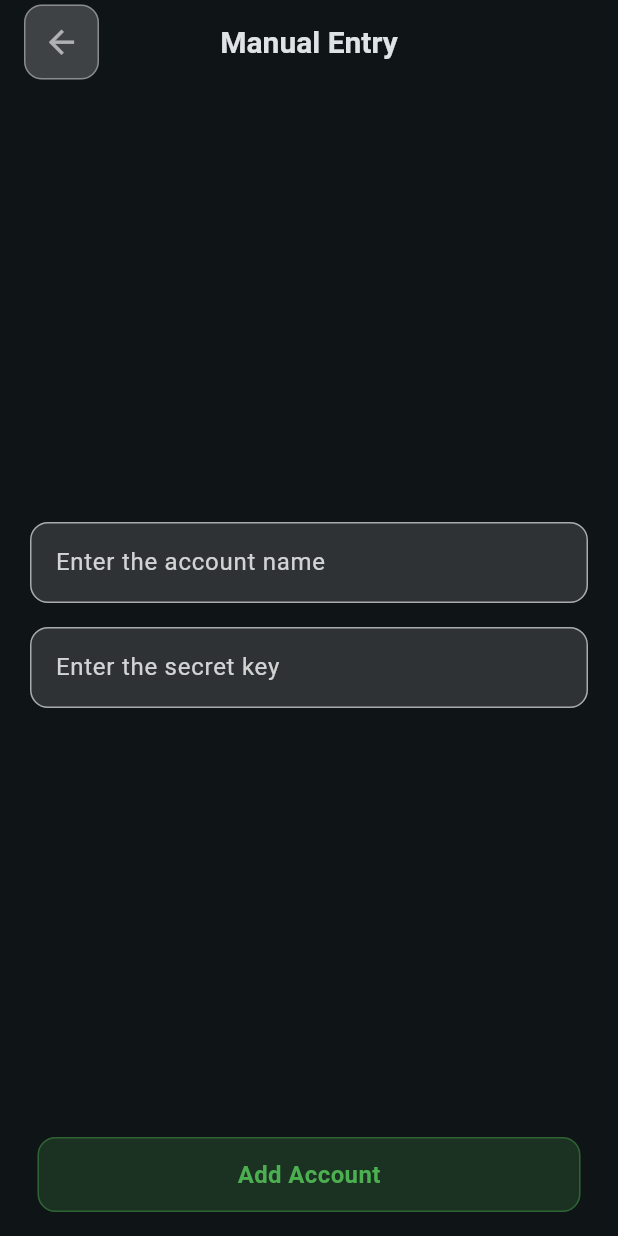
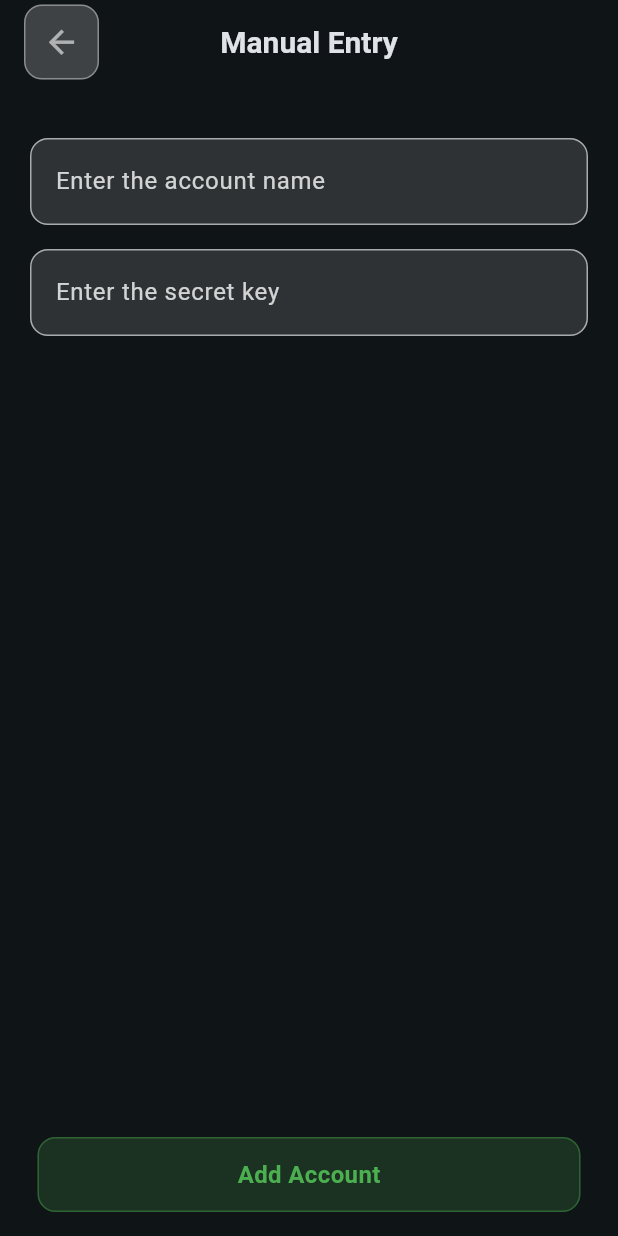
Before and after one commit to Dev-LeChacal/LeChacals-Authenticator, a Flutter app: the ManualEntryScreen screen opened directly with empty values, on a phone screen of 412 x 824 dp. Run offline on Flutter 3.47's test engine with Material 3 defaults, Android fonts, the phone set to English and light mode, and no system bars; our stand-ins replace flutter_secure_storage, vibration; missing offline and left inert: mobile_scanner, otp; accounts and stored records are empty.

Commit message:
Better UI (Manual Entry & QR Code Scanner)

```diff
--- a/lib/screens/home.dart
+++ b/lib/screens/home.dart
@@ -245,12 +245,14 @@ class _HomeScreenState extends State<HomeScreen> {
       itemCount: accounts.length,
       itemBuilder: (context, index) {
         final account = accounts[index];
+        final code = OTPService.generateTOTP(account.secret);
+
         return AccountListItem(
           key: ValueKey(account.id),
           account: account,
-          code: OTPService.generateTOTP(account.secret),
+          code: code,
           remainingSeconds: remainingSeconds,
-          onTap: () => _copyCode(OTPService.generateTOTP(account.secret)),
+          onTap: () => _copyCode(code),
           onDoubleTap: () => _deleteAccountDialog(account),
         );
       },
--- a/lib/screens/manual_entry.dart
+++ b/lib/screens/manual_entry.dart
@@ -54,10 +54,11 @@ class _ManualEntryScreenState extends State<ManualEntryScreen> {
         ),
       ),
       body: Column(
-        mainAxisAlignment: MainAxisAlignment.center,
-
         // children
         children: [
+          // spacing
+          const SizedBox(height: 32),
+
           // name
           CustomTextField(
             controller: nameController,
@@ -74,9 +75,6 @@ class _ManualEntryScreenState extends State<ManualEntryScreen> {
             hint: "Enter the secret key",
             capitalization: TextCapitalization.characters,
           ),
-
-          // spacing
-          const SizedBox(height: 64),
         ],
       ),
 
--- a/lib/widgets/customs/text_field.dart
+++ b/lib/widgets/customs/text_field.dart
@@ -40,7 +40,7 @@ class CustomTextField extends StatelessWidget {
             focusedBorder: InputBorder.none,
 
             // padding
-            contentPadding: const EdgeInsets.symmetric(horizontal: 16, vertical: 14),
+            contentPadding: const EdgeInsets.symmetric(horizontal: 16, vertical: 16),
 
             // hint
             hintText: hint,
```
Also changed, not shown: lib/screens/qr_scanner_screen.dart (+32 -1 lines).
